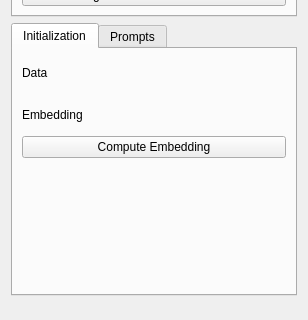
First picture: the form in samm/SammBase/Resources/UI/SammBase.ui, repository bingogome/samm, before the edit; both pictures show x 0 to 308 and y 274 to 594 of the 308 by 854 pixel window.
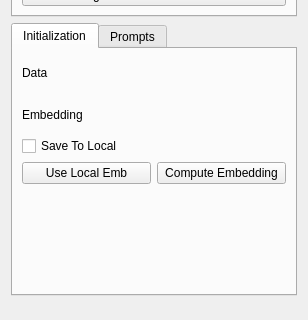
Second picture: the form after the edit. Custom widgets are drawn as their Qt base class.

Commit message: added saving and loading embeddings from local. not working yet

```diff
--- a/samm/SammBase/Resources/UI/SammBase.ui
+++ b/samm/SammBase/Resources/UI/SammBase.ui
@@ -159,8 +159,35 @@
       <attribute name="title">
        <string>Initialization</string>
       </attribute>
-      <layout class="QVBoxLayout" name="verticalLayout_2">
-       <item>
+      <layout class="QGridLayout" name="gridLayout_4">
+       <item row="5" column="1">
+        <widget class="QPushButton" name="pushComputePredictor">
+         <property name="text">
+          <string>Compute Embedding</string>
+         </property>
+        </widget>
+       </item>
+       <item row="6" column="1">
+        <spacer name="verticalSpacer_2">
+         <property name="orientation">
+          <enum>Qt::Vertical</enum>
+         </property>
+         <property name="sizeHint" stdset="0">
+          <size>
+           <width>20</width>
+           <height>40</height>
+          </size>
+         </property>
+        </spacer>
+       </item>
+       <item row="5" column="0">
+        <widget class="QPushButton" name="pushUseLocalEmb">
+         <property name="text">
+          <string>Use Local Emb</string>
+         </property>
+        </widget>
+       </item>
+       <item row="0" column="0" colspan="2">
         <widget class="QLabel" name="label_2">
          <property name="minimumSize">
           <size>
@@ -179,7 +206,7 @@
          </property>
         </widget>
        </item>
-       <item>
+       <item row="1" column="0" colspan="2">
         <widget class="qMRMLNodeComboBox" name="comboVolumeNode">
          <property name="nodeTypes">
           <stringlist notr="true">
@@ -194,7 +221,7 @@
          </property>
         </widget>
        </item>
-       <item>
+       <item row="2" column="0" colspan="2">
         <widget class="QLabel" name="label_5">
          <property name="minimumSize">
           <size>
@@ -207,26 +234,13 @@
          </property>
         </widget>
        </item>
-       <item>
-        <widget class="QPushButton" name="pushComputePredictor">
+       <item row="3" column="0" colspan="2">
+        <widget class="QCheckBox" name="checkSaveToLocal">
          <property name="text">
-          <string>Compute Embedding</string>
+          <string>Save To Local</string>
          </property>
         </widget>
        </item>
-       <item>
-        <spacer name="verticalSpacer_2">
-         <property name="orientation">
-          <enum>Qt::Vertical</enum>
-         </property>
-         <property name="sizeHint" stdset="0">
-          <size>
-           <width>20</width>
-           <height>40</height>
-          </size>
-         </property>
-        </spacer>
-       </item>
       </layout>
      </widget>
      <widget class="QWidget" name="tab_2">
```
The commit also changes 6 other files.
